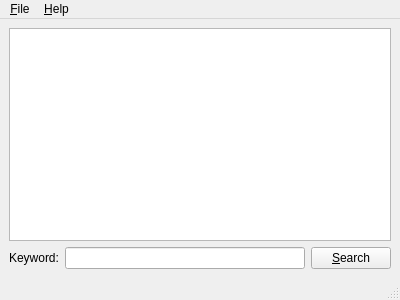
Old version of the form ui/mainwindow.ui in the repository jnmbk/boncuk.
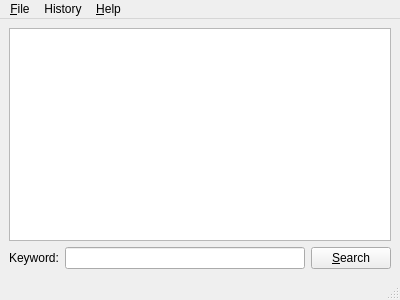
New version of the form. Icons and pictures are not drawn.

```diff
--- a/ui/mainwindow.ui
+++ b/ui/mainwindow.ui
@@ -80,7 +80,14 @@
     <addaction name="actionAbout_Qt4Sozluk" />
     <addaction name="actionAbout_Qt" />
    </widget>
+   <widget class="QMenu" name="menuHistory" >
+    <property name="title" >
+     <string>History</string>
+    </property>
+    <addaction name="actionHistoryClear" />
+   </widget>
    <addaction name="menuFile" />
+   <addaction name="menuHistory" />
    <addaction name="menuHelp" />
   </widget>
   <widget class="QStatusBar" name="statusbar" />
```
Left out of the diff: 37 changed lines with no effect on the pictures.
